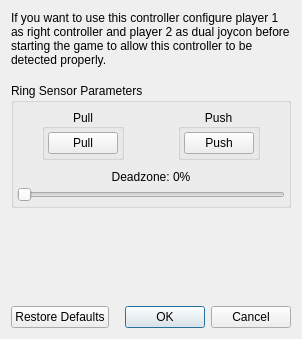
Qt form src/yuzu/configuration/configure_ringcon.ui (Kryptuq/Yuzu-Early-Access-files) before a commit.
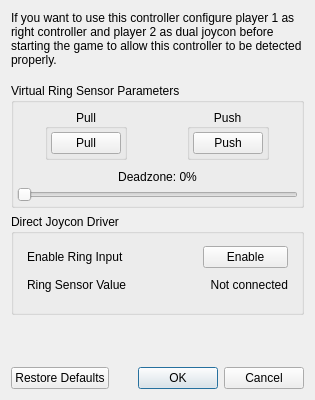
The same form after that commit.

What changed in the file:
```diff
--- a/src/yuzu/configuration/configure_ringcon.ui
+++ b/src/yuzu/configuration/configure_ringcon.ui
@@ -6,8 +6,8 @@
    <rect>
     <x>0</x>
     <y>0</y>
-    <width>298</width>
-    <height>339</height>
+    <width>315</width>
+    <height>400</height>
    </rect>
   </property>
   <property name="windowTitle">
@@ -49,7 +49,7 @@
   <item>
   <widget class="QGroupBox" name="RingAnalog">
     <property name="title">
-    <string>Ring Sensor Parameters</string>
+      <string>Virtual Ring Sensor Parameters</string>
     </property>
     <property name="alignment">
     <set>Qt::AlignLeading|Qt::AlignLeft|Qt::AlignTop</set>
@@ -106,7 +106,7 @@
           <widget class="QPushButton" name="buttonRingAnalogPull">
             <property name="minimumSize">
             <size>
-              <width>68</width>
+               <width>70</width>
               <height>0</height>
             </size>
             </property>
@@ -155,7 +155,7 @@
           <widget class="QPushButton" name="buttonRingAnalogPush">
             <property name="minimumSize">
             <size>
-              <width>68</width>
+               <width>70</width>
               <height>0</height>
             </size>
             </property>
@@ -227,6 +227,102 @@
     </layout>
   </widget>
   </item>
+   <item>
+    <widget class="QGroupBox" name="RingDriver">
+     <property name="title">
+      <string>Direct Joycon Driver</string>
+     </property>
+     <property name="alignment">
+      <set>Qt::AlignLeading|Qt::AlignLeft|Qt::AlignTop</set>
+     </property>
+     <layout class="QVBoxLayout" name="verticalLayout_2">
+      <property name="spacing">
+       <number>0</number>
+      </property>
+      <property name="sizeConstraint">
+       <enum>QLayout::SetDefaultConstraint</enum>
+      </property>
+      <property name="leftMargin">
+       <number>3</number>
+      </property>
+      <property name="topMargin">
+       <number>6</number>
+      </property>
+      <property name="rightMargin">
+       <number>3</number>
+      </property>
+      <property name="bottomMargin">
+       <number>10</number>
+      </property>
+      <item>
+       <layout class="QGridLayout" name="gridLayout">
+        <property name="leftMargin">
+         <number>10</number>
+        </property>
+        <property name="topMargin">
+         <number>6</number>
+        </property>
+        <property name="rightMargin">
+         <number>10</number>
+        </property>
+        <property name="bottomMargin">
+         <number>10</number>
+        </property>
+        <property name="verticalSpacing">
+         <number>10</number>
+        </property>
+        <item row="0" column="1">
+         <spacer name="horizontalSpacer">
+          <property name="orientation">
+           <enum>Qt::Horizontal</enum>
+          </property>
+          <property name="sizeType">
+           <enum>QSizePolicy::Fixed</enum>
+          </property>
+          <property name="sizeHint" stdset="0">
+           <size>
+            <width>76</width>
+            <height>20</height>
+           </size>
+          </property>
+         </spacer>
+        </item>
+        <item row="0" column="0">
+         <widget class="QLabel" name="enable_ring_controller_label">
+          <property name="text">
+           <string>Enable Ring Input</string>
+          </property>
+         </widget>
+        </item>
+        <item row="0" column="2">
+         <widget class="QPushButton" name="enable_ring_controller_button">
+          <property name="text">
+           <string>Enable</string>
+          </property>
+         </widget>
+        </item>
+        <item row="1" column="0">
+         <widget class="QLabel" name="ring_controller_sensor_label">
+          <property name="text">
+           <string>Ring Sensor Value</string>
+          </property>
+         </widget>
+        </item>
+        <item row="1" column="2">
+         <widget class="QLabel" name="ring_controller_sensor_value">
+          <property name="text">
+           <string>Not connected</string>
+          </property>
+          <property name="alignment">
+           <set>Qt::AlignRight|Qt::AlignTrailing|Qt::AlignVCenter</set>
+          </property>
+         </widget>
+        </item>
+       </layout>
+      </item>
+     </layout>
+    </widget>
+   </item>
    <item>
     <spacer name="verticalSpacer">
      <property name="orientation">
```
Left out of the diff: 2 changed lines with no effect on the pictures. Lines whose indentation alone changed are shown as unchanged.
